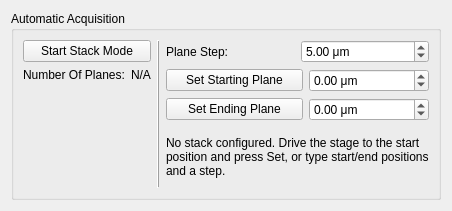
Above: lightsheet/gui/ui_stack_panel.ui from LIOMLab/lightsheet before the change. Below: the same form after it.
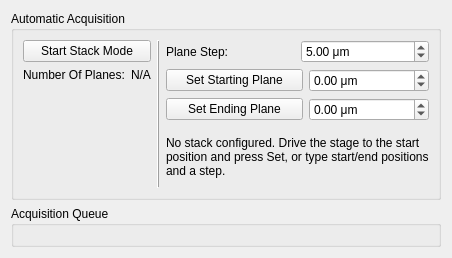
That is the form after the change.

Commit message: feat: add AcquisitionTableManager QTableWidget for stack queues

```diff
--- a/lightsheet/gui/ui_stack_panel.ui
+++ b/lightsheet/gui/ui_stack_panel.ui
@@ -310,6 +310,14 @@
      </layout>
     </widget>
    </item>
+   <item>
+    <widget class="QGroupBox" name="groupBox_acquisitionQueue">
+     <property name="title">
+      <string>Acquisition Queue</string>
+     </property>
+     <layout class="QVBoxLayout" name="verticalLayout_acquisitionQueue"/>
+    </widget>
+   </item>
   </layout>
  </widget>
  <resources/>
```
The commit also changes 4 other files.
